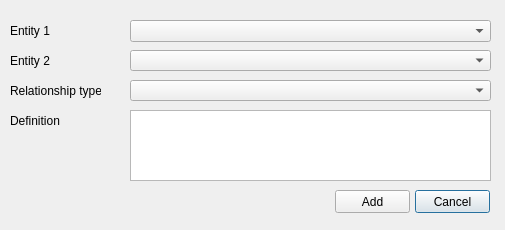
First picture: the form in src/gui/add_relationship_dialog_ui.ui, repository ErnestoVivas/FiBEM, before the edit.
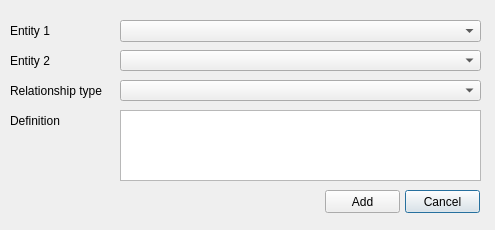
Second picture: the form after the edit.

Commit message: Implemented export entity base attributes and relationships to ontology

The edit to the form file:
```diff
--- a/src/gui/add_relationship_dialog_ui.ui
+++ b/src/gui/add_relationship_dialog_ui.ui
@@ -6,19 +6,19 @@
    <rect>
     <x>0</x>
     <y>0</y>
-    <width>505</width>
+    <width>495</width>
     <height>230</height>
    </rect>
   </property>
   <property name="minimumSize">
    <size>
-    <width>505</width>
+    <width>495</width>
     <height>230</height>
    </size>
   </property>
   <property name="maximumSize">
    <size>
-    <width>505</width>
+    <width>495</width>
     <height>230</height>
    </size>
   </property>
@@ -30,7 +30,7 @@
     <rect>
      <x>10</x>
      <y>20</y>
-     <width>91</width>
+     <width>101</width>
      <height>21</height>
     </rect>
    </property>
@@ -43,7 +43,7 @@
     <rect>
      <x>10</x>
      <y>80</y>
-     <width>91</width>
+     <width>111</width>
      <height>21</height>
     </rect>
    </property>
@@ -56,7 +56,7 @@
     <rect>
      <x>10</x>
      <y>50</y>
-     <width>91</width>
+     <width>101</width>
      <height>21</height>
     </rect>
    </property>
@@ -67,7 +67,7 @@
   <widget class="QComboBox" name="combo_box_first_entity">
    <property name="geometry">
     <rect>
-     <x>130</x>
+     <x>120</x>
      <y>20</y>
      <width>361</width>
      <height>22</height>
@@ -77,7 +77,7 @@
   <widget class="QComboBox" name="combo_box_relationship_type">
    <property name="geometry">
     <rect>
-     <x>130</x>
+     <x>120</x>
      <y>80</y>
      <width>361</width>
      <height>21</height>
@@ -87,7 +87,7 @@
   <widget class="QComboBox" name="combo_box_ref_entity">
    <property name="geometry">
     <rect>
-     <x>130</x>
+     <x>120</x>
      <y>50</y>
      <width>361</width>
      <height>21</height>
@@ -97,7 +97,7 @@
   <widget class="QPushButton" name="button_cancel">
    <property name="geometry">
     <rect>
-     <x>415</x>
+     <x>405</x>
      <y>190</y>
      <width>75</width>
      <height>23</height>
@@ -110,7 +110,7 @@
   <widget class="QPushButton" name="button_add_relationship">
    <property name="geometry">
     <rect>
-     <x>335</x>
+     <x>325</x>
      <y>190</y>
      <width>75</width>
      <height>23</height>
@@ -128,7 +128,7 @@
     <rect>
      <x>10</x>
      <y>110</y>
-     <width>91</width>
+     <width>101</width>
      <height>21</height>
     </rect>
    </property>
@@ -139,7 +139,7 @@
   <widget class="QTextEdit" name="text_edit_definition">
    <property name="geometry">
     <rect>
-     <x>130</x>
+     <x>120</x>
      <y>110</y>
      <width>361</width>
      <height>71</height>
```
The commit also changes 29 other files.
